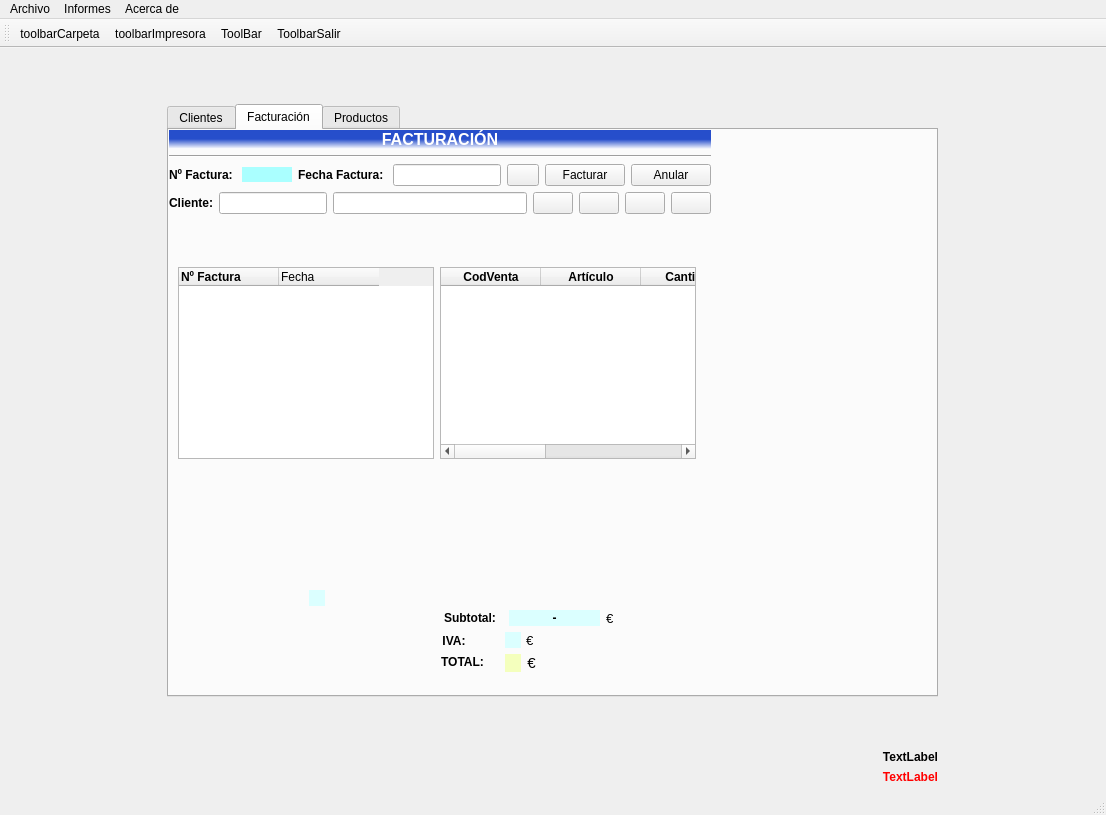
The window that ventana.ui (byChamaco/BLANCOLORENZO) describes before a commit, drawn with Qt 5.
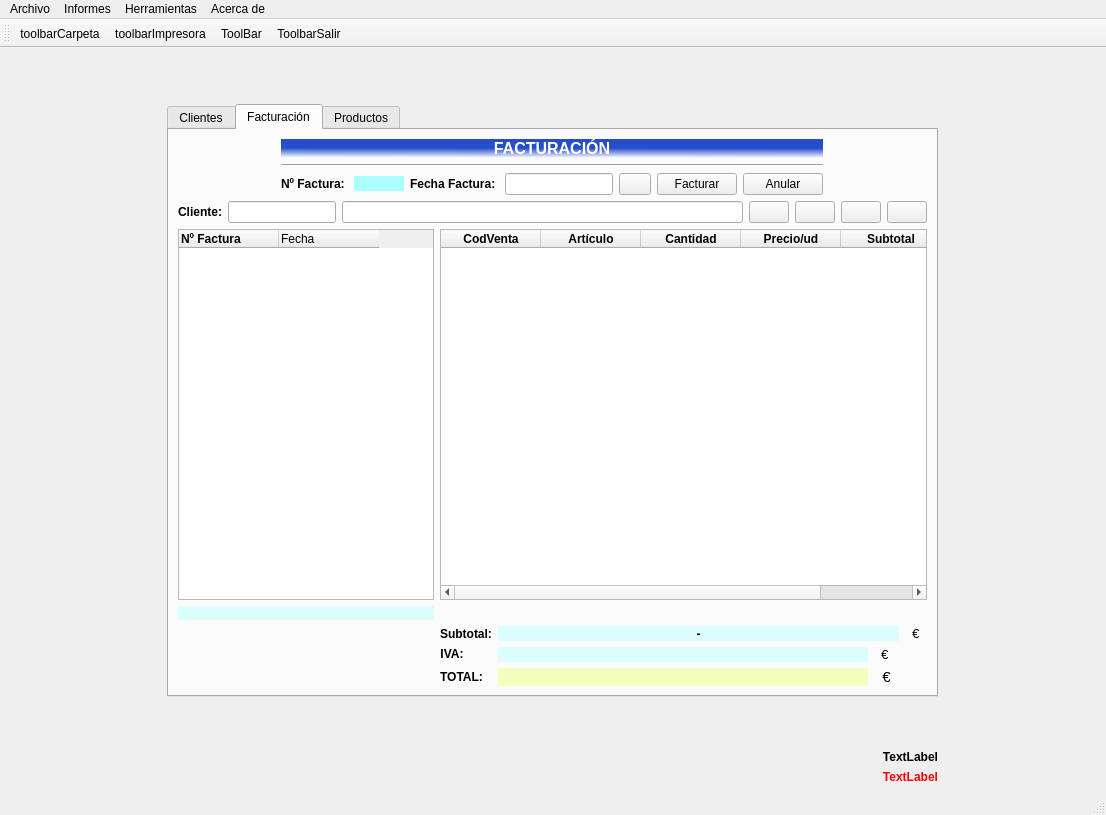
The same window after the commit. The open tabs and pages were chosen to show the change. Icons and pictures are not drawn.

```diff
--- a/ventana.ui
+++ b/ventana.ui
@@ -926,147 +926,8 @@
        <attribute name="title">
         <string>Facturación</string>
        </attribute>
-       <widget class="QTableWidget" name="tabFac">
-        <property name="geometry">
-         <rect>
-          <x>9</x>
-          <y>137</y>
-          <width>256</width>
-          <height>192</height>
-         </rect>
-        </property>
-        <property name="sizePolicy">
-         <sizepolicy hsizetype="Fixed" vsizetype="Preferred">
-          <horstretch>0</horstretch>
-          <verstretch>0</verstretch>
-         </sizepolicy>
-        </property>
-        <column>
-         <property name="text">
-          <string>Nº Factura</string>
-         </property>
-         <property name="font">
-          <font>
-           <weight>75</weight>
-           <bold>true</bold>
-          </font>
-         </property>
-         <property name="textAlignment">
-          <set>AlignJustify|AlignVCenter</set>
-         </property>
-        </column>
-        <column>
-         <property name="text">
-          <string>Fecha </string>
-         </property>
-         <property name="textAlignment">
-          <set>AlignJustify|AlignVCenter</set>
-         </property>
-        </column>
-       </widget>
-       <widget class="QTableWidget" name="tabVenta">
-        <property name="geometry">
-         <rect>
-          <x>271</x>
-          <y>137</y>
-          <width>256</width>
-          <height>192</height>
-         </rect>
-        </property>
-        <property name="sizePolicy">
-         <sizepolicy hsizetype="Expanding" vsizetype="Expanding">
-          <horstretch>0</horstretch>
-          <verstretch>0</verstretch>
-         </sizepolicy>
-        </property>
-        <column>
-         <property name="text">
-          <string>CodVenta</string>
-         </property>
-         <property name="font">
-          <font>
-           <weight>75</weight>
-           <bold>true</bold>
-          </font>
-         </property>
-        </column>
-        <column>
-         <property name="text">
-          <string>Artículo</string>
-         </property>
-         <property name="font">
-          <font>
-           <weight>75</weight>
-           <bold>true</bold>
-          </font>
-         </property>
-        </column>
-        <column>
-         <property name="text">
-          <string>Cantidad</string>
-         </property>
-         <property name="font">
-          <font>
-           <weight>75</weight>
-           <bold>true</bold>
-          </font>
-         </property>
-        </column>
-        <column>
-         <property name="text">
-          <string>Precio/ud</string>
-         </property>
-         <property name="font">
-          <font>
-           <weight>75</weight>
-           <bold>true</bold>
-          </font>
-         </property>
-        </column>
-        <column>
-         <property name="text">
-          <string>Subtotal</string>
-         </property>
-         <property name="font">
-          <font>
-           <weight>75</weight>
-           <bold>true</bold>
-          </font>
-         </property>
-        </column>
-       </widget>
-       <widget class="QLabel" name="label_5">
-        <property name="geometry">
-         <rect>
-          <x>340</x>
-          <y>480</y>
-          <width>91</width>
-          <height>16</height>
-         </rect>
-        </property>
-        <property name="sizePolicy">
-         <sizepolicy hsizetype="Expanding" vsizetype="Preferred">
-          <horstretch>0</horstretch>
-          <verstretch>0</verstretch>
-         </sizepolicy>
-        </property>
-        <property name="font">
-         <font>
-          <weight>75</weight>
-          <bold>true</bold>
-         </font>
-        </property>
-        <property name="styleSheet">
-         <string notr="true">background-color: rgb(219, 255, 255);</string>
-        </property>
-        <property name="text">
-         <string>-</string>
-        </property>
-        <property name="alignment">
-         <set>Qt::AlignCenter</set>
-        </property>
-       </widget>
-       <widget class="QWidget" name="">
+       <layout class="QGridLayout" name="gridLayout_15">
+        <item row="0" column="0" colspan="5">
         <layout class="QGridLayout" name="gridLayout_14">
          <item row="0" column="0">
           <layout class="QGridLayout" name="gridLayout_13">
@@ -1404,16 +1265,106 @@
           </layout>
          </item>
         </layout>
-       </widget>
+        </item>
+        <item row="1" column="0">
+         <widget class="QTableWidget" name="tabFac">
+          <property name="sizePolicy">
+           <sizepolicy hsizetype="Fixed" vsizetype="Preferred">
+            <horstretch>0</horstretch>
+            <verstretch>0</verstretch>
+           </sizepolicy>
+          </property>
+          <column>
+           <property name="text">
+            <string>Nº Factura</string>
+           </property>
+           <property name="font">
+            <font>
+             <weight>75</weight>
+             <bold>true</bold>
+            </font>
+           </property>
+           <property name="textAlignment">
+            <set>AlignJustify|AlignVCenter</set>
+           </property>
+          </column>
+          <column>
+           <property name="text">
+            <string>Fecha </string>
+           </property>
+           <property name="textAlignment">
+            <set>AlignJustify|AlignVCenter</set>
+           </property>
+          </column>
+         </widget>
+        </item>
+        <item row="1" column="1" colspan="4">
+         <widget class="QTableWidget" name="tabVenta">
+          <property name="sizePolicy">
+           <sizepolicy hsizetype="Expanding" vsizetype="Expanding">
+            <horstretch>0</horstretch>
+            <verstretch>0</verstretch>
+           </sizepolicy>
+          </property>
+          <column>
+           <property name="text">
+            <string>CodVenta</string>
+           </property>
+           <property name="font">
+            <font>
+             <weight>75</weight>
+             <bold>true</bold>
+            </font>
+           </property>
+          </column>
+          <column>
+           <property name="text">
+            <string>Artículo</string>
+           </property>
+           <property name="font">
+            <font>
+             <weight>75</weight>
+             <bold>true</bold>
+            </font>
+           </property>
+          </column>
+          <column>
+           <property name="text">
+            <string>Cantidad</string>
+           </property>
+           <property name="font">
+            <font>
+             <weight>75</weight>
+             <bold>true</bold>
+            </font>
+           </property>
+          </column>
+          <column>
+           <property name="text">
+            <string>Precio/ud</string>
+           </property>
+           <property name="font">
+            <font>
+             <weight>75</weight>
+             <bold>true</bold>
+            </font>
+           </property>
+          </column>
+          <column>
+           <property name="text">
+            <string>Subtotal</string>
+           </property>
+           <property name="font">
+            <font>
+             <weight>75</weight>
+             <bold>true</bold>
+            </font>
+           </property>
+          </column>
+         </widget>
+        </item>
+        <item row="2" column="0">
        <widget class="QLabel" name="lblSubtotal">
-        <property name="geometry">
-         <rect>
-          <x>140</x>
-          <y>460</y>
-          <width>16</width>
-          <height>16</height>
-         </rect>
-        </property>
         <property name="sizePolicy">
          <sizepolicy hsizetype="Ignored" vsizetype="Preferred">
           <horstretch>0</horstretch>
@@ -1437,15 +1388,81 @@
          <set>Qt::AlignRight|Qt::AlignTrailing|Qt::AlignVCenter</set>
         </property>
        </widget>
+        </item>
+        <item row="3" column="1">
+         <widget class="QLabel" name="lblSubfac">
+          <property name="sizePolicy">
+           <sizepolicy hsizetype="Fixed" vsizetype="Preferred">
+            <horstretch>0</horstretch>
+            <verstretch>0</verstretch>
+           </sizepolicy>
+          </property>
+          <property name="minimumSize">
+           <size>
+            <width>0</width>
+            <height>0</height>
+           </size>
+          </property>
+          <property name="font">
+           <font>
+            <pointsize>9</pointsize>
+            <weight>75</weight>
+            <bold>true</bold>
+           </font>
+          </property>
+          <property name="text">
+           <string>Subtotal:</string>
+          </property>
+          <property name="alignment">
+           <set>Qt::AlignCenter</set>
+          </property>
+         </widget>
+        </item>
+        <item row="3" column="2" colspan="2">
+         <widget class="QLabel" name="label_5">
+          <property name="sizePolicy">
+           <sizepolicy hsizetype="Expanding" vsizetype="Preferred">
+            <horstretch>0</horstretch>
+            <verstretch>0</verstretch>
+           </sizepolicy>
+          </property>
+          <property name="font">
+           <font>
+            <weight>75</weight>
+            <bold>true</bold>
+           </font>
+          </property>
+          <property name="styleSheet">
+           <string notr="true">background-color: rgb(219, 255, 255);</string>
+          </property>
+          <property name="text">
+           <string>-</string>
+          </property>
+          <property name="alignment">
+           <set>Qt::AlignCenter</set>
+          </property>
+         </widget>
+        </item>
+        <item row="3" column="4">
+         <widget class="QLabel" name="label">
+          <property name="sizePolicy">
+           <sizepolicy hsizetype="Fixed" vsizetype="Preferred">
+            <horstretch>0</horstretch>
+            <verstretch>0</verstretch>
+           </sizepolicy>
+          </property>
+          <property name="font">
+           <font>
+            <pointsize>10</pointsize>
+           </font>
+          </property>
+          <property name="text">
+           <string>  €  </string>
+          </property>
+         </widget>
+        </item>
+        <item row="4" column="1">
        <widget class="QLabel" name="lblIvafac">
-        <property name="geometry">
-         <rect>
-          <x>272</x>
-          <y>503</y>
-          <width>26</width>
-          <height>16</height>
-         </rect>
-        </property>
         <property name="sizePolicy">
          <sizepolicy hsizetype="Fixed" vsizetype="Fixed">
           <horstretch>0</horstretch>
@@ -1466,15 +1483,9 @@
          <set>Qt::AlignCenter</set>
         </property>
        </widget>
+        </item>
+        <item row="4" column="2">
        <widget class="QLabel" name="lblIva">
-        <property name="geometry">
-         <rect>
-          <x>336</x>
-          <y>502</y>
-          <width>16</width>
-          <height>16</height>
-         </rect>
-        </property>
         <property name="font">
          <font>
           <pointsize>9</pointsize>
@@ -1492,15 +1503,9 @@
          <set>Qt::AlignRight|Qt::AlignTrailing|Qt::AlignVCenter</set>
         </property>
        </widget>
+        </item>
+        <item row="4" column="3">
        <widget class="QLabel" name="label_2">
-        <property name="geometry">
-         <rect>
-          <x>350</x>
-          <y>502</y>
-          <width>23</width>
-          <height>16</height>
-         </rect>
-        </property>
         <property name="sizePolicy">
          <sizepolicy hsizetype="Fixed" vsizetype="Preferred">
           <horstretch>0</horstretch>
@@ -1516,15 +1521,9 @@
          <string>  €  </string>
         </property>
        </widget>
+        </item>
+        <item row="5" column="1">
        <widget class="QLabel" name="label_3">
-        <property name="geometry">
-         <rect>
-          <x>272</x>
-          <y>524</y>
-          <width>43</width>
-          <height>16</height>
-         </rect>
-        </property>
         <property name="sizePolicy">
          <sizepolicy hsizetype="Fixed" vsizetype="Preferred">
           <horstretch>0</horstretch>
@@ -1545,15 +1544,9 @@
          <set>Qt::AlignCenter</set>
         </property>
        </widget>
+        </item>
+        <item row="5" column="2">
        <widget class="QLabel" name="lblTotal">
-        <property name="geometry">
-         <rect>
-          <x>336</x>
-          <y>524</y>
-          <width>16</width>
-          <height>18</height>
-         </rect>
-        </property>
         <property name="font">
          <font>
           <pointsize>11</pointsize>
@@ -1571,15 +1564,9 @@
          <set>Qt::AlignRight|Qt::AlignTrailing|Qt::AlignVCenter</set>
         </property>
        </widget>
+        </item>
+        <item row="5" column="3">
        <widget class="QLabel" name="label_4">
-        <property name="geometry">
-         <rect>
-          <x>350</x>
-          <y>524</y>
-          <width>28</width>
-          <height>18</height>
-         </rect>
-        </property>
         <property name="sizePolicy">
          <sizepolicy hsizetype="Fixed" vsizetype="Preferred">
           <horstretch>0</horstretch>
@@ -1597,65 +1584,8 @@
          <string>  €  </string>
         </property>
        </widget>
-       <widget class="QLabel" name="lblSubfac">
-        <property name="geometry">
-         <rect>
-          <x>272</x>
-          <y>480</y>
-          <width>58</width>
-          <height>16</height>
-         </rect>
-        </property>
-        <property name="sizePolicy">
-         <sizepolicy hsizetype="Fixed" vsizetype="Preferred">
-          <horstretch>0</horstretch>
-          <verstretch>0</verstretch>
-         </sizepolicy>
-        </property>
-        <property name="minimumSize">
-         <size>
-          <width>0</width>
-          <height>0</height>
-         </size>
-        </property>
-        <property name="font">
-         <font>
-          <pointsize>9</pointsize>
-          <weight>75</weight>
-          <bold>true</bold>
-         </font>
-        </property>
-        <property name="text">
-         <string>Subtotal:</string>
-        </property>
-        <property name="alignment">
-         <set>Qt::AlignCenter</set>
-        </property>
-       </widget>
-       <widget class="QLabel" name="label">
-        <property name="geometry">
-         <rect>
-          <x>430</x>
-          <y>480</y>
-          <width>23</width>
-          <height>16</height>
-         </rect>
-        </property>
-        <property name="sizePolicy">
-         <sizepolicy hsizetype="Fixed" vsizetype="Preferred">
-          <horstretch>0</horstretch>
-          <verstretch>0</verstretch>
-         </sizepolicy>
-        </property>
-        <property name="font">
-         <font>
-          <pointsize>10</pointsize>
-         </font>
-        </property>
-        <property name="text">
-         <string>  €  </string>
-        </property>
-       </widget>
+        </item>
+       </layout>
       </widget>
       <widget class="QWidget" name="tab_13">
        <attribute name="title">
@@ -2158,8 +2088,18 @@
     </property>
     <addaction name="actionAbout"/>
    </widget>
+   <widget class="QMenu" name="menuHerramientas">
+    <property name="title">
+     <string>Herramientas</string>
+    </property>
+    <addaction name="menubarImportarDatos"/>
+    <addaction name="separator"/>
+    <addaction name="menubarCrearBakup"/>
+    <addaction name="menubarRecuperarBackUp"/>
+   </widget>
    <addaction name="menuArchivo"/>
    <addaction name="menuInformes"/>
+   <addaction name="menuHerramientas"/>
    <addaction name="menuAyuda"/>
   </widget>
   <widget class="QStatusBar" name="statusbar"/>
```
Left out of the diff: 34 changed lines with no effect on the pictures. Lines whose indentation alone changed are shown as unchanged.
